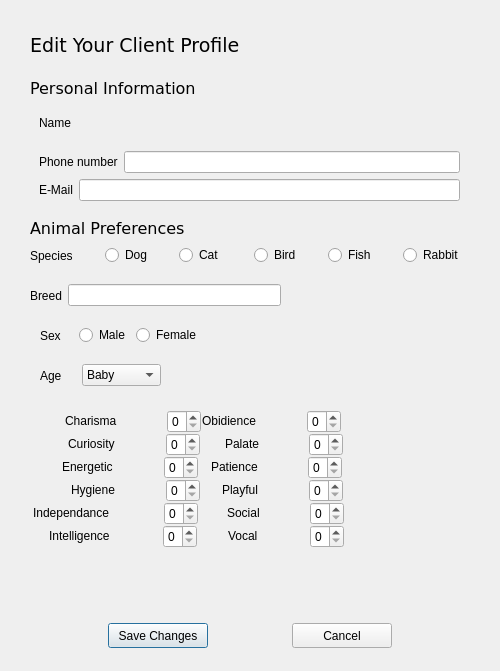
Qt form editclient.ui (ColeMacdonald1709/comp3004) before a commit.
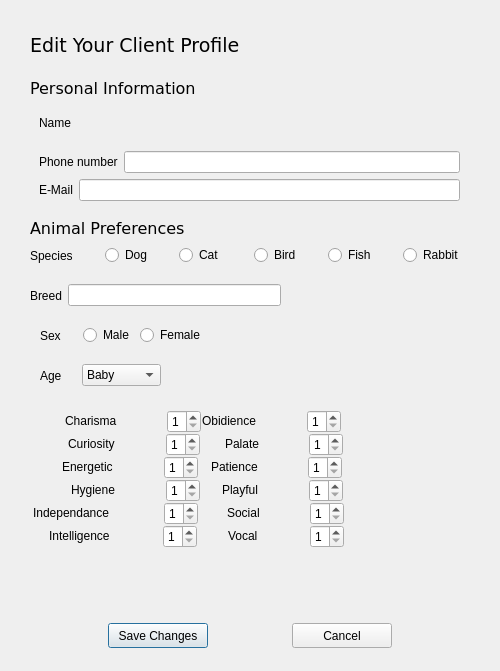
The same form after that commit.

Commit message: fixed edge calculations and some ui

```diff
--- a/editclient.ui
+++ b/editclient.ui
@@ -230,6 +230,9 @@
           <verstretch>0</verstretch>
          </sizepolicy>
         </property>
+        <property name="minimum">
+         <number>1</number>
+        </property>
         <property name="maximum">
          <number>5</number>
         </property>
@@ -266,6 +269,9 @@
           <verstretch>0</verstretch>
          </sizepolicy>
         </property>
+        <property name="minimum">
+         <number>1</number>
+        </property>
         <property name="maximum">
          <number>5</number>
         </property>
@@ -305,6 +311,9 @@
           <verstretch>0</verstretch>
          </sizepolicy>
         </property>
+        <property name="minimum">
+         <number>1</number>
+        </property>
         <property name="maximum">
          <number>5</number>
         </property>
@@ -338,6 +347,9 @@
           <verstretch>0</verstretch>
          </sizepolicy>
         </property>
+        <property name="minimum">
+         <number>1</number>
+        </property>
         <property name="maximum">
          <number>5</number>
         </property>
@@ -374,6 +386,9 @@
           <verstretch>0</verstretch>
          </sizepolicy>
         </property>
+        <property name="minimum">
+         <number>1</number>
+        </property>
         <property name="maximum">
          <number>5</number>
         </property>
@@ -407,6 +422,9 @@
           <verstretch>0</verstretch>
          </sizepolicy>
         </property>
+        <property name="minimum">
+         <number>1</number>
+        </property>
         <property name="maximum">
          <number>5</number>
         </property>
@@ -443,6 +461,9 @@
           <verstretch>0</verstretch>
          </sizepolicy>
         </property>
+        <property name="minimum">
+         <number>1</number>
+        </property>
         <property name="maximum">
          <number>5</number>
         </property>
@@ -479,6 +500,9 @@
           <verstretch>0</verstretch>
          </sizepolicy>
         </property>
+        <property name="minimum">
+         <number>1</number>
+        </property>
         <property name="maximum">
          <number>5</number>
         </property>
@@ -515,6 +539,9 @@
           <verstretch>0</verstretch>
          </sizepolicy>
         </property>
+        <property name="minimum">
+         <number>1</number>
+        </property>
         <property name="maximum">
          <number>5</number>
         </property>
@@ -551,6 +578,9 @@
           <verstretch>0</verstretch>
          </sizepolicy>
         </property>
+        <property name="minimum">
+         <number>1</number>
+        </property>
         <property name="maximum">
          <number>5</number>
         </property>
@@ -590,6 +620,9 @@
           <verstretch>0</verstretch>
          </sizepolicy>
         </property>
+        <property name="minimum">
+         <number>1</number>
+        </property>
         <property name="maximum">
          <number>5</number>
         </property>
@@ -626,6 +659,9 @@
           <verstretch>0</verstretch>
          </sizepolicy>
         </property>
+        <property name="minimum">
+         <number>1</number>
+        </property>
         <property name="maximum">
          <number>5</number>
         </property>
@@ -736,7 +772,7 @@
     <rect>
      <x>30</x>
      <y>320</y>
-     <width>181</width>
+     <width>185</width>
      <height>31</height>
     </rect>
    </property>
```
Left out of the diff: 3 changed lines with no effect on the pictures. The commit also changes 7 other files.
